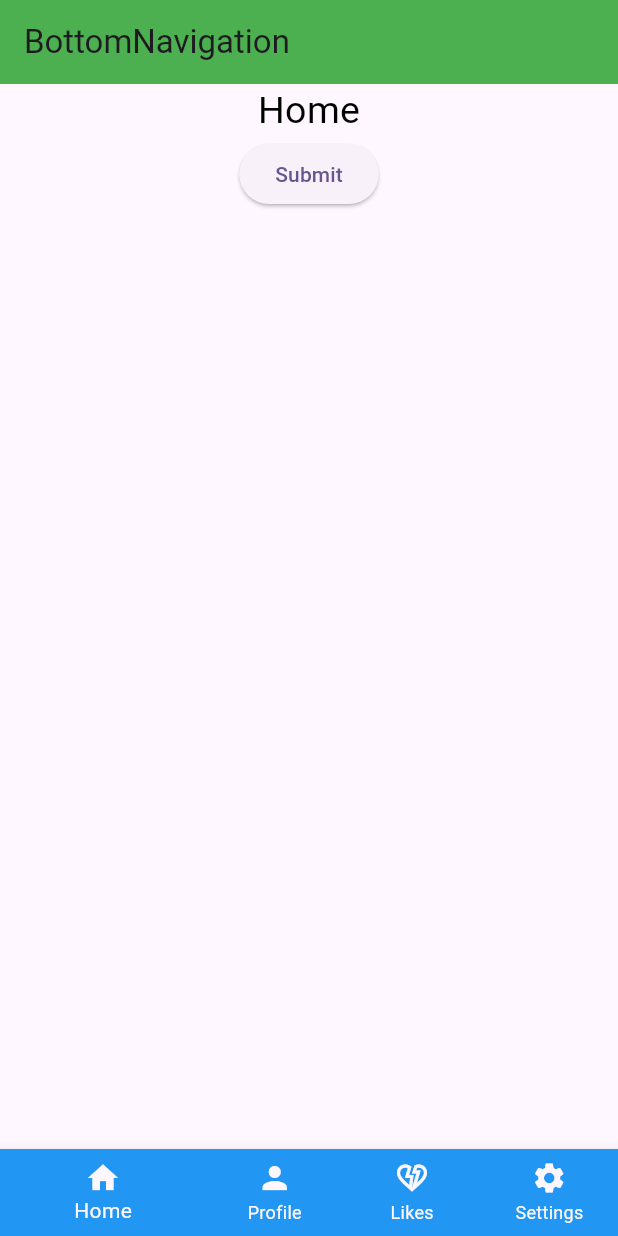
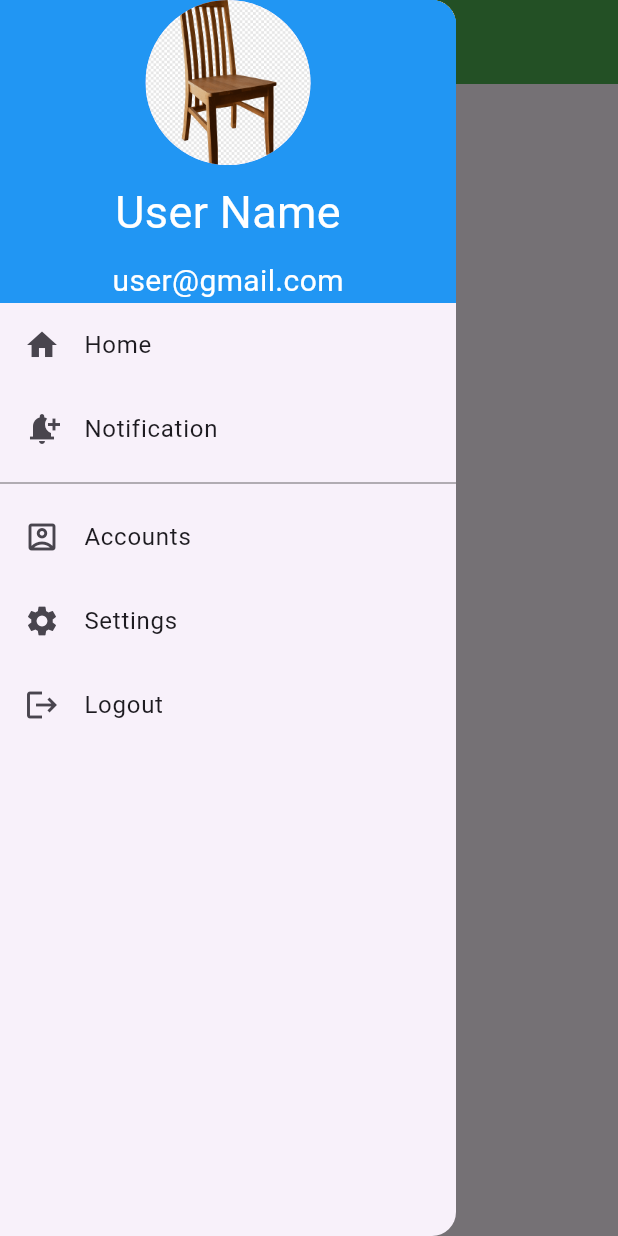
Before and after one commit to jay-java/Flutter-TTS-5-00, a Flutter app: the screen it shows after launch, with the side drawer open (before the commit the screen has no drawer), on a phone screen of 412 x 824 dp. Run offline on Flutter 3.47's test engine with Material 3 defaults, Android fonts, the light colour scheme and no system bars.

Commit message:
navigation drawer

```diff
--- /dev/null
+++ b/form_design/lib/drawer.dart
@@ -0,0 +1,66 @@
+import 'package:flutter/material.dart';
+import 'package:form_design/settings.dart';
+class MyNavigationDrawer extends StatelessWidget {
+  const MyNavigationDrawer({super.key});
+
+  @override
+  Widget build(BuildContext context) {
+    return Drawer(
+      child: SingleChildScrollView(
+        child: Column(
+          children: [
+            drawerHeader(context),
+            drawerMenuItem(context)
+          ],
+        ),
+      ),
+    );
+  }
+
+  Widget drawerHeader(BuildContext context) => Container(
+    color: Colors.blue,
+    width: double.infinity,
+    child: Column(
+      children: [
+        CircleAvatar(
+          radius: 55,
+          backgroundImage: AssetImage('assets/images/chair.png'),
+        ),
+        SizedBox(height: 10,),
+        Text('User Name',style: TextStyle(fontSize: 30,color: Colors.white),),
+        SizedBox(height: 10,),
+        Text('user@gmail.com',style: TextStyle(fontSize: 20,color: Colors.white),)
+      ],
+    ),
+  );
+
+  Widget drawerMenuItem(BuildContext context) => Column(
+    children: [
+      ListTile(
+        leading: Icon(Icons.home),
+        title: Text('Home'),
+      ),
+      ListTile(
+        leading: Icon(Icons.notification_add),
+        title: Text('Notification'),
+      ),
+      Divider(color: Colors.black38,),
+      ListTile(
+        leading: Icon(Icons.account_box_outlined),
+        title: Text('Accounts'),
+      ),
+      ListTile(
+        leading: Icon(Icons.settings),
+        title: Text('Settings'),
+        onTap: () {
+          Navigator.pop(context);
+          Navigator.of(context).push(MaterialPageRoute(builder: (context) => MySettings(),));
+        },
+      ),
+      ListTile(
+        leading: Icon(Icons.logout),
+        title: Text('Logout'),
+      ),
+    ],
+  );
+}
--- a/form_design/lib/main.dart
+++ b/form_design/lib/main.dart
@@ -2,6 +2,7 @@ import 'package:flutter/material.dart';
 
 import 'bottomnavigationbar.dart';
 import 'form.dart';
+import 'navigarion_drawer.dart';
 
 void main() {
   runApp(const MyApp());
@@ -20,7 +21,7 @@ class MyApp extends StatelessWidget {
         colorScheme: ColorScheme.fromSeed(seedColor: Colors.deepPurple),
         useMaterial3: true,
       ),
-      home: const MyBottomNavigationbar(),
+      home: const MyDrawer(),
     );
   }
 }
--- /dev/null
+++ b/form_design/lib/navigarion_drawer.dart
@@ -0,0 +1,17 @@
+import 'package:flutter/material.dart';
+
+import 'drawer.dart';
+class MyDrawer extends StatelessWidget {
+  const MyDrawer({super.key});
+
+  @override
+  Widget build(BuildContext context) {
+    return Scaffold(
+      appBar: AppBar(
+        title: Text('NavigationDrawer'),
+        backgroundColor: Colors.green,
+      ),
+      drawer: MyNavigationDrawer(),
+    );
+  }
+}
--- a/form_design/lib/settings.dart
+++ b/form_design/lib/settings.dart
@@ -5,6 +5,10 @@ class MySettings extends StatelessWidget {
   @override
   Widget build(BuildContext context) {
     return Scaffold(
+      appBar: AppBar(
+        title: Text('Settings'),
+        backgroundColor: Colors.green,
+      ),
       body: Center(
         child: Text('Settings',style: TextStyle(fontSize: 25,color: Colors.black),),
       ),
--- a/form_design/pubspec.yaml
+++ b/form_design/pubspec.yaml
@@ -60,8 +60,8 @@ flutter:
   uses-material-design: true
 
   # To add assets to your application, add an assets section, like this:
-  # assets:
-  #   - images/a_dot_burr.jpeg
+  assets:
+    - assets/images/
   #   - images/a_dot_ham.jpeg
 
   # An image asset can refer to one or more resolution-specific "variants", see
```
Also changed, not shown: form_design/assets/images/chair.png (added), form_design/assets/images/loafers.jpg (added).
